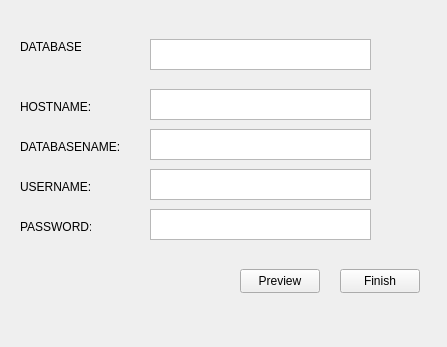
gexadax/QtChatDB, file main/mainwindow.ui: the form before one commit.
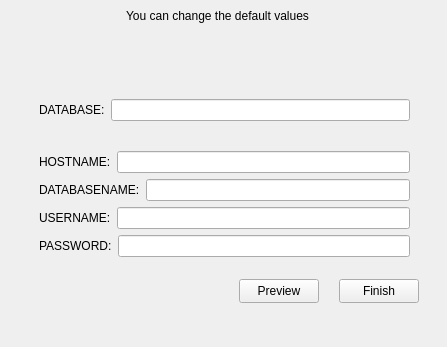
The form after the commit. The open tabs and pages were chosen to show the change.

Commit message: Working with qt widgets and windows

The edit to the form file:
```diff
--- a/main/mainwindow.ui
+++ b/main/mainwindow.ui
@@ -14,15 +14,9 @@
    <string>MainWindow</string>
   </property>
   <widget class="QWidget" name="centralwidget">
+   <layout class="QHBoxLayout" name="horizontalLayout">
+    <item>
    <widget class="QStackedWidget" name="stackedWidget">
-    <property name="geometry">
-     <rect>
-      <x>10</x>
-      <y>-1</y>
-      <width>431</width>
-      <height>301</height>
-     </rect>
-    </property>
     <property name="currentIndex">
      <number>0</number>
     </property>
@@ -94,121 +88,115 @@
        <string>Preview</string>
       </property>
      </widget>
-     <widget class="QTextEdit" name="textEditDatabase">
+       <widget class="QWidget" name="formLayoutWidget_6">
       <property name="geometry">
        <rect>
-        <x>140</x>
-        <y>40</y>
-        <width>221</width>
-        <height>31</height>
-       </rect>
-      </property>
-     </widget>
-     <widget class="QTextEdit" name="textEditHostname">
+          <x>117</x>
+          <y>0</y>
+          <width>281</width>
+          <height>91</height>
+         </rect>
+        </property>
+        <layout class="QFormLayout" name="formLayout_11">
+         <item row="0" column="0">
+          <widget class="QLabel" name="label">
+           <property name="text">
+            <string>You can change the default values</string>
+           </property>
+          </widget>
+         </item>
+        </layout>
+       </widget>
+       <widget class="QWidget" name="">
       <property name="geometry">
        <rect>
-        <x>140</x>
+          <x>30</x>
         <y>90</y>
-        <width>221</width>
-        <height>31</height>
-       </rect>
-      </property>
-     </widget>
-     <widget class="QTextEdit" name="textEditDatabasename">
-      <property name="geometry">
-       <rect>
-        <x>140</x>
-        <y>130</y>
-        <width>221</width>
-        <height>31</height>
-       </rect>
-      </property>
-     </widget>
-     <widget class="QTextEdit" name="textEditUsername">
-      <property name="geometry">
-       <rect>
-        <x>140</x>
-        <y>170</y>
-        <width>221</width>
-        <height>31</height>
-       </rect>
-      </property>
-     </widget>
-     <widget class="QTextEdit" name="textEditPassword">
-      <property name="geometry">
-       <rect>
-        <x>140</x>
-        <y>210</y>
-        <width>221</width>
-        <height>31</height>
-       </rect>
-      </property>
-     </widget>
+          <width>371</width>
+          <height>158</height>
+         </rect>
+        </property>
+        <layout class="QVBoxLayout" name="verticalLayout_2">
+         <item>
+          <layout class="QFormLayout" name="formLayout">
+           <item row="0" column="0">
      <widget class="QLabel" name="labelDatabase">
-      <property name="geometry">
-       <rect>
-        <x>10</x>
-        <y>40</y>
-        <width>61</width>
-        <height>16</height>
-       </rect>
-      </property>
       <property name="text">
        <string>DATABASE:</string>
       </property>
      </widget>
+           </item>
+           <item row="0" column="1">
+            <widget class="QLineEdit" name="lineEditDatabase"/>
+           </item>
+          </layout>
+         </item>
+         <item>
+          <layout class="QVBoxLayout" name="verticalLayout">
+           <item>
+            <layout class="QFormLayout" name="formLayout_7">
+             <item row="0" column="0">
      <widget class="QLabel" name="labelHostname">
-      <property name="geometry">
-       <rect>
-        <x>10</x>
-        <y>100</y>
-        <width>71</width>
-        <height>16</height>
-       </rect>
-      </property>
       <property name="text">
        <string>HOSTNAME:</string>
       </property>
      </widget>
+             </item>
+             <item row="0" column="1">
+              <widget class="QLineEdit" name="lineEditHostname"/>
+             </item>
+            </layout>
+           </item>
+           <item>
+            <layout class="QFormLayout" name="formLayout_8">
+             <item row="0" column="0">
      <widget class="QLabel" name="labelDatabasename">
-      <property name="geometry">
-       <rect>
-        <x>10</x>
-        <y>140</y>
-        <width>101</width>
-        <height>16</height>
-       </rect>
-      </property>
       <property name="text">
        <string>DATABASENAME:</string>
       </property>
      </widget>
+             </item>
+             <item row="0" column="1">
+              <widget class="QLineEdit" name="lineEditDatabasename"/>
+             </item>
+            </layout>
+           </item>
+           <item>
+            <layout class="QFormLayout" name="formLayout_9">
+             <item row="0" column="1">
+              <widget class="QLineEdit" name="lineEditUsername"/>
+             </item>
+             <item row="0" column="0">
      <widget class="QLabel" name="labelUsername">
-      <property name="geometry">
-       <rect>
-        <x>10</x>
-        <y>180</y>
-        <width>81</width>
-        <height>16</height>
-       </rect>
-      </property>
       <property name="text">
        <string>USERNAME:</string>
       </property>
      </widget>
+             </item>
+            </layout>
+           </item>
+           <item>
+            <layout class="QFormLayout" name="formLayout_10">
+             <item row="0" column="0">
      <widget class="QLabel" name="labelPassword">
-      <property name="geometry">
-       <rect>
-        <x>10</x>
-        <y>220</y>
-        <width>71</width>
-        <height>16</height>
-       </rect>
-      </property>
       <property name="text">
        <string>PASSWORD:</string>
       </property>
      </widget>
+             </item>
+             <item row="0" column="1">
+              <widget class="QLineEdit" name="lineEditPassword">
+               <property name="echoMode">
+                <enum>QLineEdit::Password</enum>
+               </property>
+              </widget>
+             </item>
+            </layout>
+           </item>
+          </layout>
+         </item>
+        </layout>
+       </widget>
     </widget>
     <widget class="QWidget" name="clientServer_page">
      <widget class="QTabWidget" name="tabWidget">
@@ -236,6 +224,8 @@
      </widget>
     </widget>
    </widget>
+    </item>
+   </layout>
   </widget>
   <widget class="QMenuBar" name="menubar">
    <property name="geometry">
```
Left out of the diff: 42 changed lines with no effect on the pictures. Lines whose indentation alone changed are shown as unchanged. The commit also changes 1 other file.
